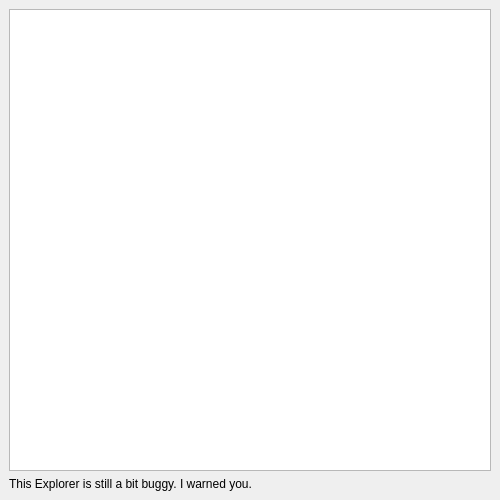
This is sarcexplorerwindow.ui in ExplosBlue/CoinKiller as Qt 5 draws it before an edit. The edited form follows.
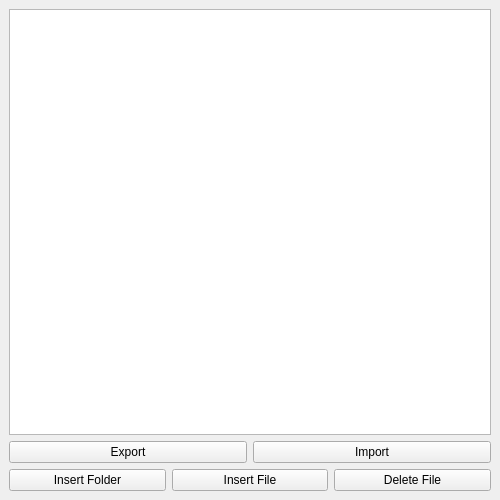
This is the edited form.

Commit message: Improved sarc explorer

What changed in the file:
```diff
--- a/sarcexplorerwindow.ui
+++ b/sarcexplorerwindow.ui
@@ -23,11 +23,47 @@
      </widget>
     </item>
     <item>
-     <widget class="QLabel" name="warningLabel">
-      <property name="text">
-       <string>This Explorer is still a bit buggy. I warned you.</string>
-      </property>
-     </widget>
+     <layout class="QHBoxLayout" name="horizontalLayout">
+      <item>
+       <widget class="QPushButton" name="exportButton">
+        <property name="text">
+         <string>Export</string>
+        </property>
+       </widget>
+      </item>
+      <item>
+       <widget class="QPushButton" name="importButton">
+        <property name="text">
+         <string>Import</string>
+        </property>
+       </widget>
+      </item>
+     </layout>
+    </item>
+    <item>
+     <layout class="QHBoxLayout" name="horizontalLayout_2">
+      <item>
+       <widget class="QPushButton" name="insertFolderButton">
+        <property name="text">
+         <string>Insert Folder</string>
+        </property>
+       </widget>
+      </item>
+      <item>
+       <widget class="QPushButton" name="insertButton">
+        <property name="text">
+         <string>Insert File</string>
+        </property>
+       </widget>
+      </item>
+      <item>
+       <widget class="QPushButton" name="deleteButton">
+        <property name="text">
+         <string>Delete File</string>
+        </property>
+       </widget>
+      </item>
+     </layout>
     </item>
    </layout>
   </widget>
```
Left out of the diff: 5 changed lines with no effect on the pictures. The commit also changes 6 other files.
